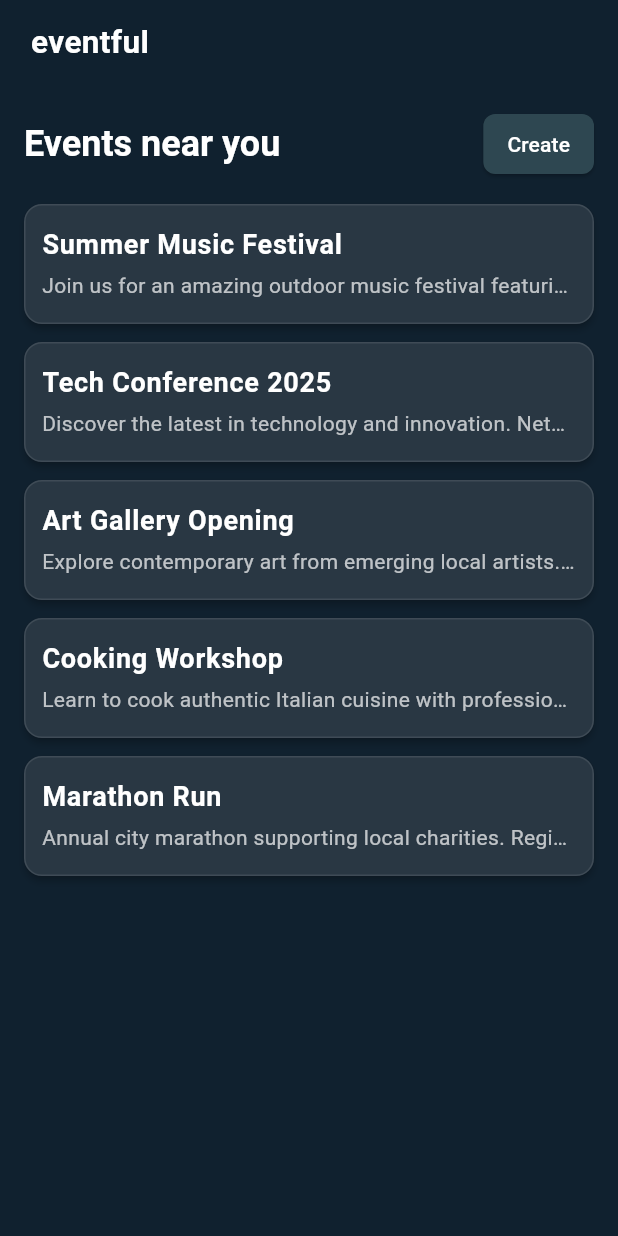
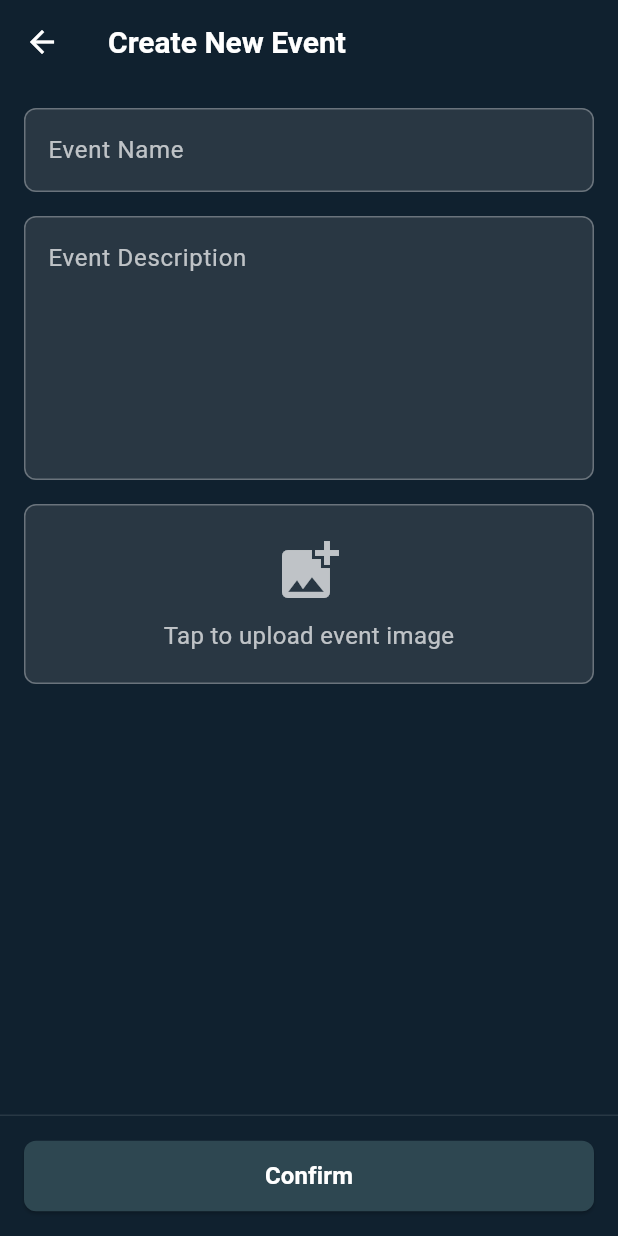
Before and after one commit to samya-ak/eventful, a Flutter app: the screen it shows after launch, after a tap on "Create", on a phone screen of 412 x 824 dp. Run offline on Flutter 3.47's test engine with Material 3 defaults, Android fonts, the phone set to English and light mode, and no system bars; our stand-ins replace image_picker, supabase_flutter; accounts and stored records are empty.

Commit message:
Add screen to create event

```diff
--- a/lib/l10n/app_strings.dart
+++ b/lib/l10n/app_strings.dart
@@ -3,6 +3,17 @@ class AppStrings {
   static const String eventsNearYouTitle = 'Events near you';
   static const String createButtonText = 'Create';
 
+  // Create Event Page
+  static const String createNewEventTitle = 'Create New Event';
+  static const String eventNameLabel = 'Event Name';
+  static const String eventNameRequired = 'Event name is required';
+  static const String eventDescriptionLabel = 'Event Description';
+  static const String eventDescriptionHint = 'Tell people about your event...';
+  static const String uploadImageLabel = 'Tap to upload event image';
+  static const String imageSelected = 'Image selected';
+  static const String confirmButtonText = 'Confirm';
+  static const String creatingEventText = 'Creating Event...';
+
   // TODO: Add more strings as needed
   // In a real app, these would be loaded from locale-specific files
 }
--- a/lib/main.dart
+++ b/lib/main.dart
@@ -1,8 +1,30 @@
 import 'package:flutter/material.dart';
 import 'screens/events_page.dart';
 import 'l10n/app_strings.dart';
+import 'services/supabase_service.dart';
+import 'config/supabase_config.dart';
 
-void main() {
+void main() async {
+  WidgetsFlutterBinding.ensureInitialized();
+
+  // Load environment variables
+  await SupabaseConfig.load();
+  print('Environment variables loaded successfully');
+
+  // Initialize Supabase
+  await SupabaseService.initialize(
+    url: SupabaseConfig.supabaseUrl,
+    anonKey: SupabaseConfig.supabaseAnonKey,
+  );
+  print('Supabase initialized successfully');
+
+  // Check connection
+  final isConnected = await SupabaseService.checkConnection();
+  print('Supabase connection check: ${isConnected ? 'SUCCESS' : 'FAILED'}');
+
+  // Create storage bucket if it doesn't exist
+  await SupabaseService.createBucketIfNotExists();
+
   runApp(const MyApp());
 }
 
--- /dev/null
+++ b/lib/screens/create_event_page.dart
@@ -0,0 +1,275 @@
+import 'package:flutter/material.dart';
+import 'dart:io';
+import '../constants/app_colors.dart';
+import '../constants/app_constants.dart';
+import '../l10n/app_strings.dart';
+import '../widgets/image_picker_widget.dart';
+import '../services/supabase_service.dart';
+
+class CreateEventPage extends StatefulWidget {
+  const CreateEventPage({super.key});
+
+  @override
+  State<CreateEventPage> createState() => _CreateEventPageState();
+}
+
+class _CreateEventPageState extends State<CreateEventPage> {
+  final _formKey = GlobalKey<FormState>();
+  final _eventNameController = TextEditingController();
+  final _eventDescriptionController = TextEditingController();
+  List<File> _selectedImages = [];
+  bool _isSubmitting = false;
+
+  @override
+  void dispose() {
+    _eventNameController.dispose();
+    _eventDescriptionController.dispose();
+    super.dispose();
+  }
+
+  @override
+  Widget build(BuildContext context) {
+    return Scaffold(
+      backgroundColor: AppColors.primary,
+      appBar: AppBar(
+        backgroundColor: AppColors.primary,
+        elevation: 0,
+        leading: IconButton(
+          onPressed: () => Navigator.of(context).pop(),
+          icon: const Icon(Icons.arrow_back, color: AppColors.white),
+        ),
+        title: Text(
+          AppStrings.createNewEventTitle,
+          style: const TextStyle(
+            color: AppColors.white,
+            fontWeight: FontWeight.bold,
+            fontSize: AppConstants.x5,
+          ),
+        ),
+      ),
+      body: Column(
+        children: [
+          Expanded(
+            child: SingleChildScrollView(
+              padding: EdgeInsets.all(AppConstants.x4),
+              child: Form(
+                key: _formKey,
+                child: Column(
+                  crossAxisAlignment: CrossAxisAlignment.start,
+                  children: [
+                    // Event Name Field
+                    TextFormField(
+                      controller: _eventNameController,
+                      style: const TextStyle(color: AppColors.white),
+                      decoration: InputDecoration(
+                        labelText: AppStrings.eventNameLabel,
+                        labelStyle: TextStyle(
+                          color: AppColors.whiteWithAlpha(0.7),
+                        ),
+                        alignLabelWithHint: true,
+                        filled: true,
+                        fillColor: AppColors.secondary,
+                        border: OutlineInputBorder(
+                          borderRadius: BorderRadius.circular(AppConstants.x2),
+                          borderSide: BorderSide(
+                            color: AppColors.whiteWithAlpha(0.3),
+                          ),
+                        ),
+                        enabledBorder: OutlineInputBorder(
+                          borderRadius: BorderRadius.circular(AppConstants.x2),
+                          borderSide: BorderSide(
+                            color: AppColors.whiteWithAlpha(0.3),
+                          ),
+                        ),
+                        focusedBorder: OutlineInputBorder(
+                          borderRadius: BorderRadius.circular(AppConstants.x2),
+                          borderSide: BorderSide(
+                            color: AppColors.button,
+                            width: 2,
+                          ),
+                        ),
+                      ),
+                      validator: (value) {
+                        if (value == null || value.trim().isEmpty) {
+                          return AppStrings.eventNameRequired;
+                        }
+                        return null;
+                      },
+                    ),
+                    SizedBox(height: AppConstants.x4),
+
+                    // Event Description Field
+                    TextFormField(
+                      controller: _eventDescriptionController,
+                      style: const TextStyle(color: AppColors.white),
+                      maxLines: 6,
+                      minLines: 6,
+                      decoration: InputDecoration(
+                        labelText: AppStrings.eventDescriptionLabel,
+                        labelStyle: TextStyle(
+                          color: AppColors.whiteWithAlpha(0.7),
+                        ),
+                        alignLabelWithHint: true,
+                        hintText: AppStrings.eventDescriptionHint,
+                        hintStyle: TextStyle(
+                          color: AppColors.whiteWithAlpha(0.5),
+                        ),
+                        filled: true,
+                        fillColor: AppColors.secondary,
+                        border: OutlineInputBorder(
+                          borderRadius: BorderRadius.circular(AppConstants.x2),
+                          borderSide: BorderSide(
+                            color: AppColors.whiteWithAlpha(0.3),
+                          ),
+                        ),
+                        enabledBorder: OutlineInputBorder(
+                          borderRadius: BorderRadius.circular(AppConstants.x2),
+                          borderSide: BorderSide(
+                            color: AppColors.whiteWithAlpha(0.3),
+                          ),
+                        ),
+                        focusedBorder: OutlineInputBorder(
+                          borderRadius: BorderRadius.circular(AppConstants.x2),
+                          borderSide: BorderSide(
+                            color: AppColors.button,
+                            width: 2,
+                          ),
+                        ),
+                      ),
+                    ),
+                    SizedBox(height: AppConstants.x4),
+
+                    // Image Upload Section
+                    ImagePickerWidget(
+                      onImagesSelected: (List<File> images) {
+                        setState(() {
+                          _selectedImages = images;
+                        });
+                      },
+                      label: AppStrings.uploadImageLabel,
+                      initialImages: _selectedImages,
+                      allowMultiple: false, // Single image for events
+                    ),
+                    SizedBox(
+                      height: AppConstants.x8,
+                    ), // Extra space before bottom button
+                  ],
+                ),
+              ),
+            ),
+          ),
+          // Fixed Confirm Button
+          Container(
+            width: double.infinity,
+            padding: EdgeInsets.all(AppConstants.x4),
+            decoration: BoxDecoration(
+              color: AppColors.primary,
+              border: Border(
+                top: BorderSide(color: AppColors.whiteWithAlpha(0.1)),
+              ),
+            ),
+            child: ElevatedButton(
+              onPressed: _isSubmitting ? null : _submitForm,
+              style: ElevatedButton.styleFrom(
+                backgroundColor: AppColors.button,
+                foregroundColor: AppColors.white,
+                padding: EdgeInsets.symmetric(vertical: AppConstants.x3),
+                shape: RoundedRectangleBorder(
+                  borderRadius: BorderRadius.circular(AppConstants.x2),
+                ),
+              ),
+              child: _isSubmitting
+                  ? Row(
+                      mainAxisAlignment: MainAxisAlignment.center,
+                      children: [
+                        SizedBox(
+                          width: 20,
+                          height: 20,
+                          child: CircularProgressIndicator(
+                            color: AppColors.white,
+                            strokeWidth: 2,
+                          ),
+                        ),
+                        SizedBox(width: AppConstants.x2),
+                        const Text(
+                          'Creating Event...',
+                          style: TextStyle(
+                            fontSize: 16,
+                            fontWeight: FontWeight.w600,
+                          ),
+                        ),
+                      ],
+                    )
+                  : Text(
+                      AppStrings.confirmButtonText,
+                      style: const TextStyle(
+                        fontSize: 16,
+                        fontWeight: FontWeight.w600,
+                      ),
+                    ),
+            ),
+          ),
+        ],
+      ),
+    );
+  }
+
+  void _submitForm() async {
+    if (_formKey.currentState!.validate()) {
+      setState(() {
+        _isSubmitting = true;
+      });
+
+      try {
+        // Get the selected image (single image mode)
+        final File? selectedImage = _selectedImages.isNotEmpty
+            ? _selectedImages.first
+            : null;
+
+        // Create event in Supabase
+        final eventData = await SupabaseService.createEvent(
+          name: _eventNameController.text.trim(),
+          description: _eventDescriptionController.text.trim().isEmpty
+              ? null
+              : _eventDescriptionController.text.trim(),
+          image: selectedImage,
+        );
+
+        if (eventData != null) {
+          // Show success message
+          if (mounted) {
+            ScaffoldMessenger.of(context).showSnackBar(
+              SnackBar(
+                content: Text(
+                  'Event "${eventData['event_name']}" created successfully!',
+                ),
+                backgroundColor: Colors.green,
+                duration: const Duration(seconds: 3),
+              ),
+            );
+
+            // Return to previous screen
+            Navigator.of(context).pop(true); // Return true to indicate success
+          }
+        }
+      } catch (e) {
+        // Show error message
+        if (mounted) {
+          ScaffoldMessenger.of(context).showSnackBar(
+            SnackBar(
+              content: Text('Error creating event: ${e.toString()}'),
+              backgroundColor: Colors.red,
+              duration: const Duration(seconds: 5),
+            ),
+          );
+        }
+      } finally {
+        if (mounted) {
+          setState(() {
+            _isSubmitting = false;
+          });
+        }
+      }
+    }
+  }
+}
--- a/lib/screens/events_page.dart
+++ b/lib/screens/events_page.dart
@@ -6,6 +6,7 @@ import '../models/event.dart';
 import '../widgets/custom_app_bar.dart';
 import '../widgets/section_header.dart';
 import '../widgets/event_card.dart';
+import 'create_event_page.dart';
 
 class EventsPage extends StatelessWidget {
   const EventsPage({super.key});
@@ -51,7 +52,7 @@ class EventsPage extends StatelessWidget {
           children: [
             SectionHeader(
               title: AppStrings.eventsNearYouTitle,
-              onCreatePressed: _handleCreateEvent,
+              onCreatePressed: () => _handleCreateEvent(context),
             ),
             SizedBox(height: AppConstants.x4),
             Expanded(
@@ -72,9 +73,10 @@ class EventsPage extends StatelessWidget {
     );
   }
 
-  void _handleCreateEvent() {
-    // TODO: Navigate to create event page
-    print('Create event pressed');
+  void _handleCreateEvent(BuildContext context) {
+    Navigator.of(
+      context,
+    ).push(MaterialPageRoute(builder: (context) => const CreateEventPage()));
   }
 
   void _handleEventTap(Event event) {
--- /dev/null
+++ b/lib/services/supabase_service.dart
@@ -0,0 +1,108 @@
+import 'package:supabase_flutter/supabase_flutter.dart';
+import 'dart:io';
+
+class SupabaseService {
+  static final SupabaseClient _client = Supabase.instance.client;
+  static const String _bucketName = 'event-images';
+
+  /// Create a new event with optional image
+  static Future<Map<String, dynamic>?> createEvent({
+    required String name,
+    String? description,
+    File? image,
+  }) async {
+    try {
+      // First, create the event record
+      final eventResponse = await _client
+          .from('events')
+          .insert({'event_name': name, 'event_description': description})
+          .select()
+          .single();
+
+      final eventId = eventResponse['event_id'];
+
+      // If there's an image, upload it and create picture record
+      if (image != null) {
+        await _uploadEventImage(image, eventId);
+      }
+
+      return eventResponse;
+    } catch (e) {
+      print('Error creating event: $e');
+      throw Exception('Failed to create event: $e');
+    }
+  }
+
+  /// Upload image to Supabase storage and create picture record
+  static Future<void> _uploadEventImage(File image, String eventId) async {
+    try {
+      // Generate unique filename
+      final String fileName = '${eventId}.jpg';
+      final String filePath = '$fileName';
+
+      // Upload image to storage
+      await _client.storage.from(_bucketName).upload(filePath, image);
+
+      // Get public URL
+      final String imageUrl = _client.storage
+          .from(_bucketName)
+          .getPublicUrl(filePath);
+
+      // Create picture record
+      await _client.from('pictures').insert({
+        'picture_url': imageUrl,
+        'source_type': 'events',
+        'source_id': eventId,
+      });
+    } catch (e) {
+      print('Error uploading image: $e');
+      throw Exception('Failed to upload image: $e');
+    }
+  }
+
+  /// Initialize Supabase (call this in main.dart)
+  static Future<void> initialize({
+    required String url,
+    required String anonKey,
+  }) async {
+    await Supabase.initialize(url: url, anonKey: anonKey);
+  }
+
+  /// Create storage bucket if it doesn't exist
+  static Future<void> createBucketIfNotExists() async {
+    try {
+      // Try to get bucket info
+      await _client.storage.getBucket(_bucketName);
+      print('Bucket "$_bucketName" already exists');
+    } catch (e) {
+      print('Bucket "$_bucketName" not found, attempting to create...');
+      // If bucket doesn't exist, create it
+      try {
+        await _client.storage.createBucket(
+          _bucketName,
+          BucketOptions(
+            public: true,
+            allowedMimeTypes: ['image/jpeg', 'image/png', 'image/webp'],
+            fileSizeLimit: '5MB',
+          ),
+        );
+        print('Successfully created bucket "$_bucketName"');
+      } catch (createError) {
+        print('Error creating bucket: $createError');
+        // Don't throw here, let the upload method handle bucket creation
+      }
+    }
+  }
+
+  /// Check if Supabase is properly initialized and connected
+  static Future<bool> checkConnection() async {
+    try {
+      // Try a simple query to test connection
+      await _client.from('events').select('event_id').limit(1);
+      return true;
+    } catch (e) {
+      print('Supabase connection check failed: $e');
+      return false;
+    }
+  }
+}
--- /dev/null
+++ b/lib/widgets/image_picker_widget.dart
@@ -0,0 +1,268 @@
+import 'package:flutter/material.dart';
+import 'package:image_picker/image_picker.dart';
+import 'dart:io';
+import '../constants/app_colors.dart';
+import '../constants/app_constants.dart';
+
+class ImagePickerWidget extends StatefulWidget {
+  final Function(List<File>) onImagesSelected;
+  final String? label;
+  final double? height;
+  final List<File>? initialImages;
+  final bool allowMultiple;
+  final int? maxImages;
+
+  const ImagePickerWidget({
+    super.key,
+    required this.onImagesSelected,
+    this.label = 'Tap to upload image',
+    this.height,
+    this.initialImages,
+    this.allowMultiple = false,
+    this.maxImages = 5,
+  });
+
+  @override
+  State<ImagePickerWidget> createState() => _ImagePickerWidgetState();
+}
+
+class _ImagePickerWidgetState extends State<ImagePickerWidget> {
+  final ImagePicker _picker = ImagePicker();
+  List<File> _selectedImages = [];
+
+  @override
+  void initState() {
+    super.initState();
+    _selectedImages = widget.initialImages ?? [];
+  }
+
+  @override
+  Widget build(BuildContext context) {
+    return GestureDetector(
+      onTap: _pickImage,
+      child: Container(
+        width: double.infinity,
+        height: widget.height ?? (_selectedImages.isNotEmpty ? 200 : 120),
+        decoration: BoxDecoration(
+          color: AppColors.secondary,
+          borderRadius: BorderRadius.circular(AppConstants.x2),
+          border: Border.all(color: AppColors.whiteWithAlpha(0.3)),
+        ),
+        child: _selectedImages.isNotEmpty
+            ? widget.allowMultiple && _selectedImages.length > 1
+                  ? _buildMultipleImagesView()
+                  : _buildSingleImageView(_selectedImages.first)
+            : _buildPlaceholderView(),
+      ),
+    );
+  }
+
+  Widget _buildSingleImageView(File image) {
+    return ClipRRect(
+      borderRadius: BorderRadius.circular(AppConstants.x2),
+      child: Stack(
+        children: [
+          Image.file(
+            image,
+            width: double.infinity,
+            height: double.infinity,
+            fit: BoxFit.cover,
+          ),
+          Positioned(
+            top: AppConstants.x2,
+            right: AppConstants.x2,
+            child: Container(
+              decoration: BoxDecoration(
+                color: Colors.black54,
+                borderRadius: BorderRadius.circular(AppConstants.x4),
+              ),
+              child: IconButton(
+                onPressed: () => _removeImage(0),
+                icon: const Icon(Icons.close, color: Colors.white, size: 20),
+              ),
+            ),
+          ),
+          if (widget.allowMultiple) ...[
+            Positioned(
+              bottom: AppConstants.x2,
+              right: AppConstants.x2,
+              child: Container(
+                decoration: BoxDecoration(
+                  color: Colors.black54,
+                  borderRadius: BorderRadius.circular(AppConstants.x4),
+                ),
+                child: IconButton(
+                  onPressed: _pickImage,
+                  icon: const Icon(Icons.add, color: Colors.white, size: 20),
+                ),
+              ),
+            ),
+          ],
+        ],
+      ),
+    );
+  }
+
+  Widget _buildMultipleImagesView() {
+    return ClipRRect(
+      borderRadius: BorderRadius.circular(AppConstants.x2),
+      child: Stack(
+        children: [
+          GridView.builder(
+            padding: EdgeInsets.all(AppConstants.x2),
+            gridDelegate: const SliverGridDelegateWithFixedCrossAxisCount(
+              crossAxisCount: 3,
+              crossAxisSpacing: 4,
+              mainAxisSpacing: 4,
+            ),
+            itemCount: _selectedImages.length,
+            itemBuilder: (context, index) {
+              return Stack(
+                children: [
+                  ClipRRect(
+                    borderRadius: BorderRadius.circular(AppConstants.x1),
+                    child: Image.file(
+                      _selectedImages[index],
+                      width: double.infinity,
+                      height: double.infinity,
+                      fit: BoxFit.cover,
+                    ),
+                  ),
+                  Positioned(
+                    top: 2,
+                    right: 2,
+                    child: GestureDetector(
+                      onTap: () => _removeImage(index),
+                      child: Container(
+                        decoration: const BoxDecoration(
+                          color: Colors.black54,
+                          shape: BoxShape.circle,
+                        ),
+                        child: const Icon(
+                          Icons.close,
+                          color: Colors.white,
+                          size: 16,
+                        ),
+                      ),
+                    ),
+                  ),
+                ],
+              );
+            },
+          ),
+          Positioned(
+            bottom: AppConstants.x2,
+            right: AppConstants.x2,
+            child: Container(
+              decoration: BoxDecoration(
+                color: Colors.black54,
+                borderRadius: BorderRadius.circular(AppConstants.x4),
+              ),
+              child: IconButton(
+                onPressed: _canAddMoreImages() ? _pickImage : null,
+                icon: Icon(
+                  Icons.add,
+                  color: _canAddMoreImages() ? Colors.white : Colors.grey,
+                  size: 20,
+                ),
+              ),
+            ),
+          ),
+        ],
+      ),
+    );
+  }
+
+  Widget _buildPlaceholderView() {
+    return Column(
+      mainAxisAlignment: MainAxisAlignment.center,
+      children: [
+        Icon(
+          Icons.add_photo_alternate,
+          size: 48,
+          color: AppColors.whiteWithAlpha(0.7),
+        ),
+        SizedBox(height: AppConstants.x2),
+        Text(
+          widget.label!,
+          style: TextStyle(color: AppColors.whiteWithAlpha(0.7), fontSize: 16),
+          textAlign: TextAlign.center,
+        ),
+        if (widget.allowMultiple) ...[
+          SizedBox(height: AppConstants.x1),
+          Text(
+            'Max ${widget.maxImages} images',
+            style: TextStyle(
+              color: AppColors.whiteWithAlpha(0.5),
+              fontSize: 12,
+            ),
+            textAlign: TextAlign.center,
+          ),
+        ],
+      ],
+    );
+  }
+
+  bool _canAddMoreImages() {
+    return _selectedImages.length < (widget.maxImages ?? 5);
+  }
+
+  void _pickImage() async {
+    try {
+      if (widget.allowMultiple) {
+        final List<XFile> images = await _picker.pickMultiImage(
+          maxWidth: 1024,
+          maxHeight: 1024,
+          imageQuality: 85,
+        );
+
+        if (images.isNotEmpty) {
+          final List<File> newImages = images
+              .map((xFile) => File(xFile.path))
+              .toList();
+          final int availableSlots =
+              (widget.maxImages ?? 5) - _selectedImages.length;
+          final List<File> imagesToAdd = newImages
+              .take(availableSlots)
+              .toList();
+
+          setState(() {
+            _selectedImages.addAll(imagesToAdd);
+          });
+          widget.onImagesSelected(_selectedImages);
+        }
+      } else {
+        final XFile? image = await _picker.pickImage(
+          source: ImageSource.gallery,
+          maxWidth: 1024,
+          maxHeight: 1024,
+          imageQuality: 85,
+        );
+
+        if (image != null) {
+          final selectedFile = File(image.path);
+          setState(() {
+            _selectedImages = [selectedFile];
+          });
+          widget.onImagesSelected(_selectedImages);
+        }
+      }
+    } catch (e) {
+      if (mounted) {
+        ScaffoldMessenger.of(context).showSnackBar(
+          SnackBar(
+            content: Text('Error selecting image: $e'),
+            backgroundColor: Colors.red,
+          ),
+        );
+      }
+    }
+  }
+
+  void _removeImage(int index) {
+    setState(() {
+      _selectedImages.removeAt(index);
+    });
+    widget.onImagesSelected(_selectedImages);
+  }
+}
```
Also changed, not shown: pubspec.yaml (+5 -3 lines), pubspec.lock, 9 other files.
